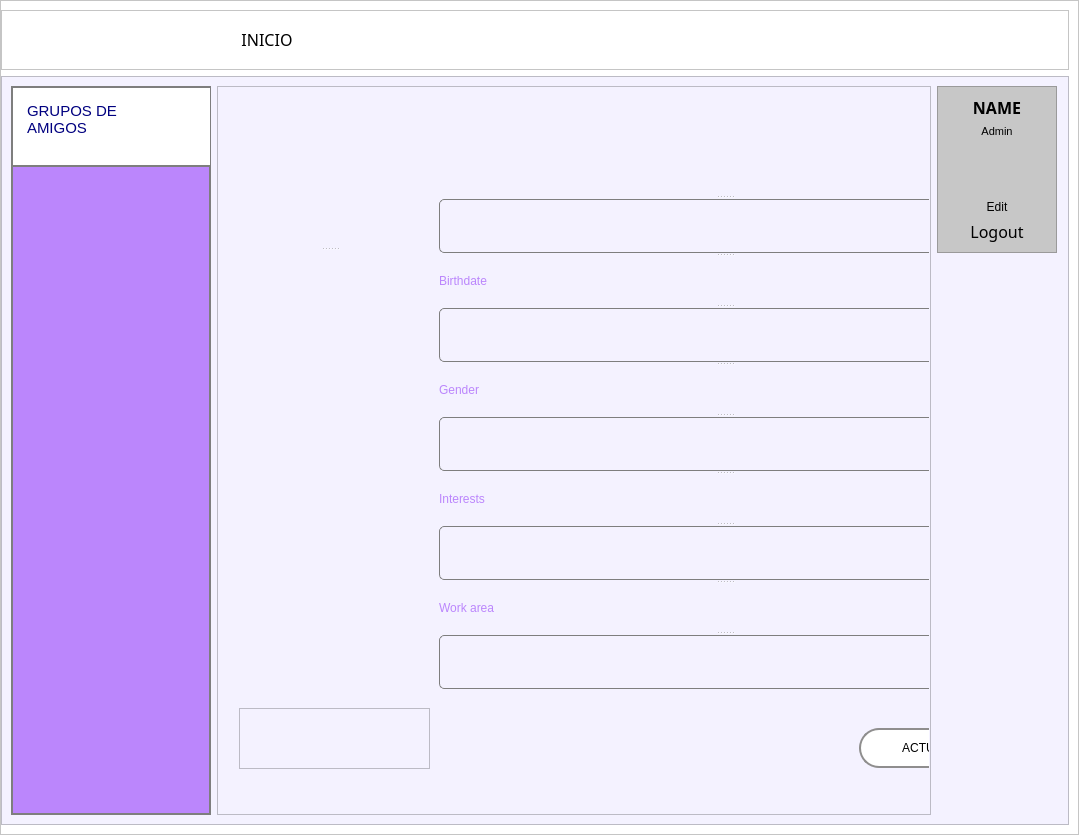
GeraldineDiaz02/Proyecto, file ProyectoCorte3/interfaz_dinamica.ui: the form before one commit.
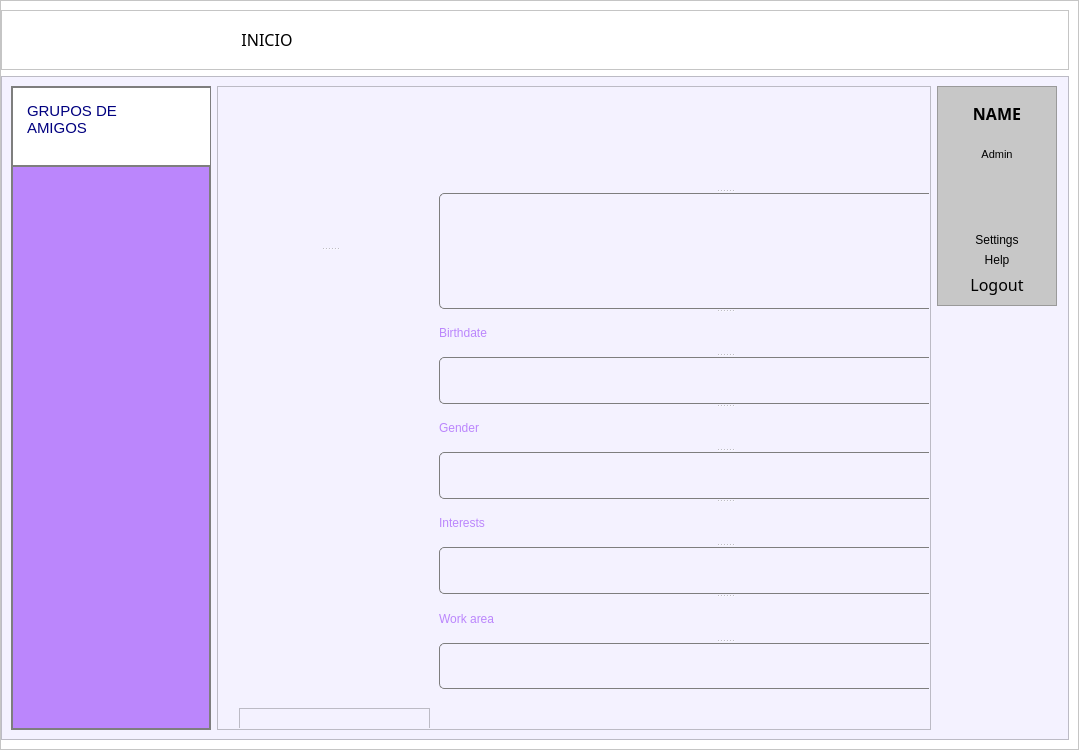
The form after the commit. Icons and pictures are not drawn.

Patch:
```diff
--- a/ProyectoCorte3/interfaz_dinamica.ui
+++ b/ProyectoCorte3/interfaz_dinamica.ui
@@ -7,7 +7,7 @@
     <x>0</x>
     <y>0</y>
     <width>1079</width>
-    <height>835</height>
+    <height>750</height>
    </rect>
   </property>
   <property name="windowTitle">
@@ -237,7 +237,7 @@
 QPushButton{
 width: 201px;
 height: 58px;
-border-radius:20px;
+border-radius:15px;
 background-color: white;
 color: rgb(0, 0, 0);
 font: 10pt &quot;Bahnschrift SemiLight&quot;;
@@ -504,7 +504,7 @@
                      <property name="minimumSize">
                       <size>
                        <width>200</width>
-                       <height>0</height>
+                       <height>40</height>
                       </size>
                      </property>
                      <property name="styleSheet">
@@ -522,6 +522,9 @@
                      <property name="text">
                       <string/>
                      </property>
+                     <property name="wordWrap">
+                      <bool>true</bool>
+                     </property>
                     </widget>
                     <widget class="QLabel" name="label_6">
                      <property name="minimumSize">
@@ -814,7 +817,7 @@
                <property name="minimumSize">
                 <size>
                  <width>120</width>
-                 <height>0</height>
+                 <height>220</height>
                 </size>
                </property>
                <property name="maximumSize">
@@ -923,7 +926,7 @@
                    </size>
                   </property>
                   <property name="text">
-                   <string>Edit</string>
+                   <string>Settings</string>
                   </property>
                   <property name="icon">
                    <iconset>
@@ -932,7 +935,14 @@
                  </widget>
                 </item>
                 <item>
-                 <widget class="QPushButton" name="pushButton_3">
+                 <widget class="QPushButton" name="bt_help">
+                  <property name="text">
+                   <string>Help</string>
+                  </property>
+                 </widget>
+                </item>
+                <item>
+                 <widget class="QPushButton" name="cerrarsecion">
                   <property name="font">
                    <font>
                     <family>Bahnschrift SemiLight</family>
```
Left out of the diff: 4 changed lines with no effect on the pictures.
